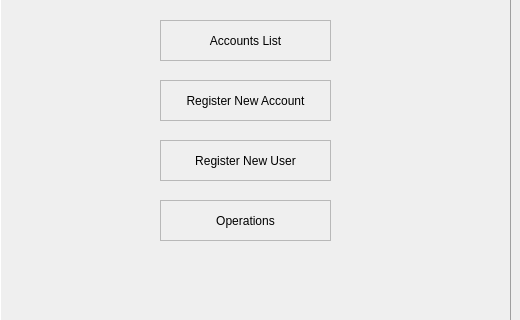
Above: Qt/bank/bank/mainwindow.ui from vinicius-m1/CppExercicios before the change; both pictures show x 0 to 520 and y 180 to 500 of the 520 by 600 pixel window. Below: the same form after it.
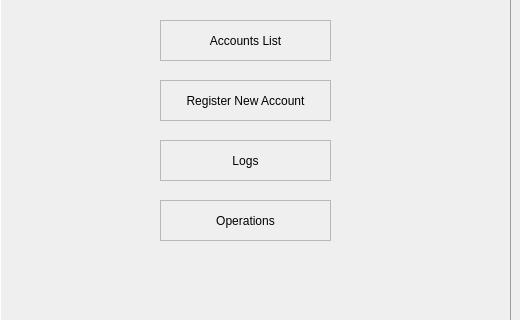
That is the form after the change. Icons and pictures are not drawn.

What changed in the file:
```diff
--- a/Qt/bank/bank/mainwindow.ui
+++ b/Qt/bank/bank/mainwindow.ui
@@ -239,7 +239,7 @@
 </string>
          </property>
          <property name="text">
-          <string>Register New User</string>
+          <string>Logs</string>
          </property>
          <property name="icon">
           <iconset theme="list-add"/>
```
Left out of the diff: 8 changed lines with no effect on the pictures.
